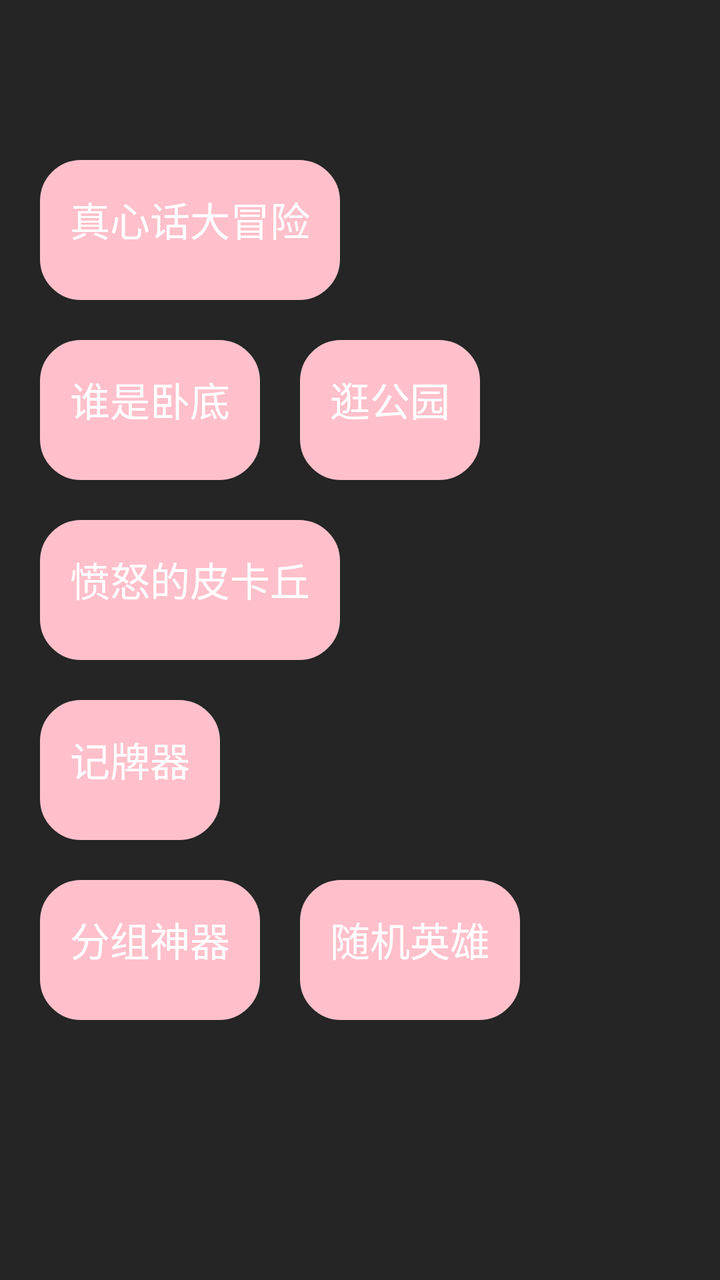
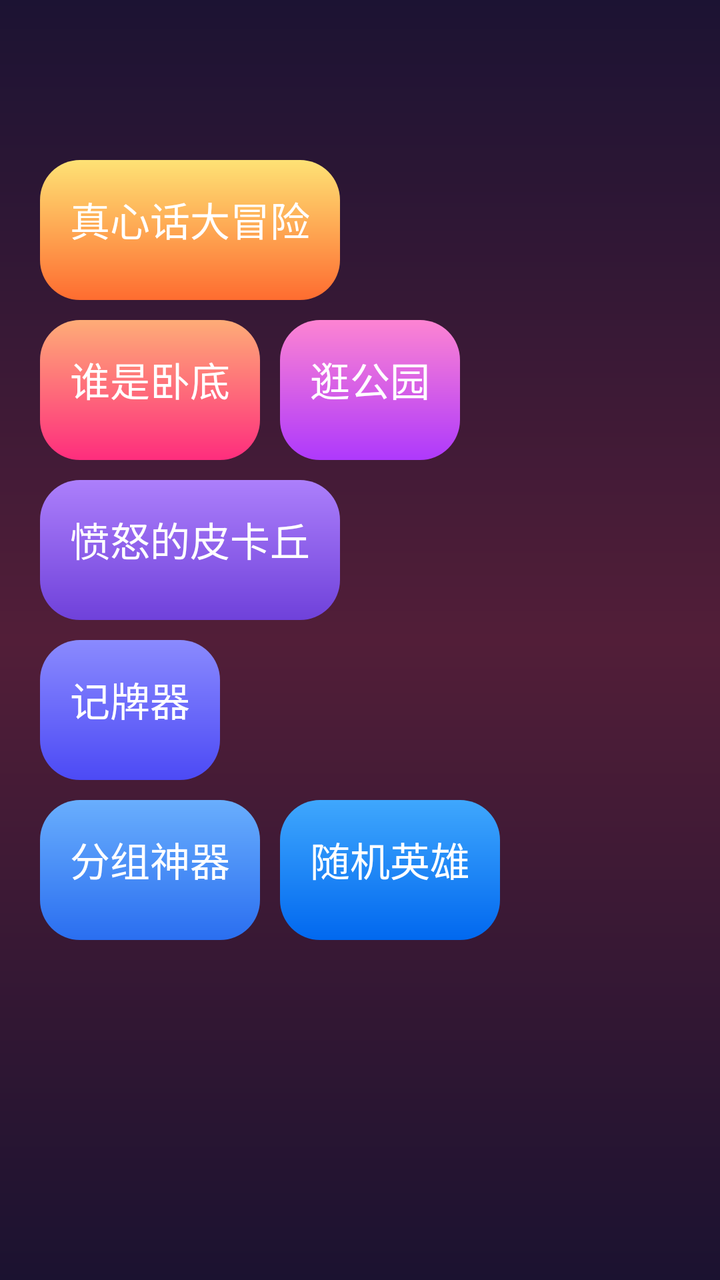

Screens rendered from an Android XML layout before and after an edit, with the pre-edit source and the edit as a unified diff.
<!-- AndroidManifest.xml: application theme AppTheme -->
<!-- res/layout/activity_main.xml -->
<?xml version="1.0" encoding="utf-8"?>
<layout xmlns:android="http://schemas.android.com/apk/res/android"
    xmlns:app="http://schemas.android.com/apk/res-auto"
    xmlns:binding="http://schemas.android.com/apk/res-auto"
    xmlns:tools="http://schemas.android.com/tools">

    <data>

        <variable
            name="viewModel"
            type="com.xxx.games.MainViewModel" />
    </data>

    <RelativeLayout
        android:layout_width="match_parent"
        android:layout_height="match_parent"
        android:background="#252525"
        tools:context=".MainActivity">

        <Button
            android:id="@+id/btn_game1"
            android:layout_width="wrap_content"
            android:layout_height="70dp"
            android:layout_marginLeft="20dp"
            android:layout_marginTop="80dp"
            android:background="@drawable/btn_pink_sx"
            android:padding="15dp"
            android:text="真心话大冒险"
            android:textColor="@color/white"
            android:textSize="20sp" />

        <Button
            android:id="@+id/btn_game2"
            android:layout_width="wrap_content"
            android:layout_height="70dp"
            android:layout_marginTop="20dp"
            android:layout_below="@id/btn_game3"
            android:layout_marginLeft="20dp"
            android:background="@drawable/btn_pink_sx"
            android:padding="15dp"
            android:text="愤怒的皮卡丘"
            android:textColor="@color/white"
            android:textSize="20sp" />

        <Button
            android:id="@+id/btn_game5"
            android:layout_width="wrap_content"
            android:layout_height="70dp"
            android:layout_marginTop="20dp"
            android:layout_below="@id/btn_game2"
            android:layout_marginLeft="20dp"
            android:background="@drawable/btn_pink_sx"
            android:padding="15dp"
            android:text="记牌器"
            android:textColor="@color/white"
            android:textSize="20sp" />

        <Button
            android:id="@+id/btn_game6"
            android:layout_width="wrap_content"
            android:layout_height="70dp"
            android:layout_marginTop="20dp"
            android:layout_below="@id/btn_game5"
            android:layout_marginLeft="20dp"
            android:background="@drawable/btn_pink_sx"
            android:padding="15dp"
            android:text="分组神器"
            android:textColor="@color/white"
            android:textSize="20sp" />

        <Button
            android:id="@+id/btn_game7"
            android:layout_width="wrap_content"
            android:layout_height="70dp"
            android:layout_marginTop="20dp"
            android:layout_below="@id/btn_game5"
            android:layout_marginLeft="20dp"
            android:background="@drawable/btn_pink_sx"
            android:padding="15dp"
            android:text="随机英雄"
            android:layout_toRightOf="@id/btn_game6"
            android:textColor="@color/white"
            android:textSize="20sp" />

        <Button
            android:id="@+id/btn_game3"
            android:layout_width="wrap_content"
            android:layout_height="70dp"
            android:layout_below="@id/btn_game1"
            android:layout_marginLeft="20dp"
            android:layout_marginTop="20dp"
            android:background="@drawable/btn_pink_sx"
            android:padding="15dp"
            android:text="谁是卧底"
            android:textColor="@color/white"
            android:textSize="20sp" />

        <Button
            android:id="@+id/btn_game4"
            android:layout_width="wrap_content"
            android:layout_height="70dp"
            android:layout_toRightOf="@id/btn_game3"
            android:layout_below="@id/btn_game1"
            android:layout_marginLeft="20dp"
            android:layout_marginTop="20dp"
            android:background="@drawable/btn_pink_sx"
            android:padding="15dp"
            android:text="逛公园"
            android:textColor="@color/white"
            android:textSize="20sp" />

    </RelativeLayout>
</layout>
<!-- resources referenced by this layout -->
<resources>
  <color name="white">#FFFFFFFF</color>
  <!-- drawable btn_pink_sx (drawable) -->
  <?xml version="1.0" encoding="utf-8"?>
  <shape xmlns:android="http://schemas.android.com/apk/res/android">
      <corners android:radius="20dp" />
      
      <stroke
          android:width="1dp"
          android:color="#FFC0CB" />
  
      
      <solid android:color="#FFC0CB" />
  </shape>
  <style name="AppTheme" parent="QMUI.Compat.NoActionBar">
          
          <item name="colorPrimary">@color/colorPrimary</item>
          <item name="colorPrimaryDark">@color/colorPrimaryDark</item>
          <item name="colorAccent">@color/colorAccent</item>
      </style>
  <color name="colorPrimary">#008577</color>
  <color name="colorPrimaryDark">#00574B</color>
  <color name="colorAccent">#D81B60</color>
</resources>

<!-- the commit's change to res/layout/activity_main.xml (unified diff, before → after) -->
@@ -14,7 +14,7 @@
     <RelativeLayout
         android:layout_width="match_parent"
         android:layout_height="match_parent"
-        android:background="#252525"
+        android:background="@drawable/bg_home"
         tools:context=".MainActivity">
 
         <Button
@@ -23,7 +23,7 @@
             android:layout_height="70dp"
             android:layout_marginLeft="20dp"
             android:layout_marginTop="80dp"
-            android:background="@drawable/btn_pink_sx"
+            android:background="@drawable/bg_menu1"
             android:padding="15dp"
             android:text="真心话大冒险"
             android:textColor="@color/white"
@@ -33,10 +33,10 @@
             android:id="@+id/btn_game2"
             android:layout_width="wrap_content"
             android:layout_height="70dp"
-            android:layout_marginTop="20dp"
             android:layout_below="@id/btn_game3"
             android:layout_marginLeft="20dp"
-            android:background="@drawable/btn_pink_sx"
+            android:layout_marginTop="10dp"
+            android:background="@drawable/bg_menu4"
             android:padding="15dp"
             android:text="愤怒的皮卡丘"
             android:textColor="@color/white"
@@ -46,10 +46,10 @@
             android:id="@+id/btn_game5"
             android:layout_width="wrap_content"
             android:layout_height="70dp"
-            android:layout_marginTop="20dp"
             android:layout_below="@id/btn_game2"
             android:layout_marginLeft="20dp"
-            android:background="@drawable/btn_pink_sx"
+            android:layout_marginTop="10dp"
+            android:background="@drawable/bg_menu5"
             android:padding="15dp"
             android:text="记牌器"
             android:textColor="@color/white"
@@ -59,10 +59,10 @@
             android:id="@+id/btn_game6"
             android:layout_width="wrap_content"
             android:layout_height="70dp"
-            android:layout_marginTop="20dp"
             android:layout_below="@id/btn_game5"
             android:layout_marginLeft="20dp"
-            android:background="@drawable/btn_pink_sx"
+            android:layout_marginTop="10dp"
+            android:background="@drawable/bg_menu6"
             android:padding="15dp"
             android:text="分组神器"
             android:textColor="@color/white"
@@ -72,13 +72,13 @@
             android:id="@+id/btn_game7"
             android:layout_width="wrap_content"
             android:layout_height="70dp"
-            android:layout_marginTop="20dp"
             android:layout_below="@id/btn_game5"
-            android:layout_marginLeft="20dp"
-            android:background="@drawable/btn_pink_sx"
+            android:layout_marginLeft="10dp"
+            android:layout_marginTop="10dp"
+            android:layout_toRightOf="@id/btn_game6"
+            android:background="@drawable/bg_menu7"
             android:padding="15dp"
             android:text="随机英雄"
-            android:layout_toRightOf="@id/btn_game6"
             android:textColor="@color/white"
             android:textSize="20sp" />
 
@@ -88,8 +88,8 @@
             android:layout_height="70dp"
             android:layout_below="@id/btn_game1"
             android:layout_marginLeft="20dp"
-            android:layout_marginTop="20dp"
-            android:background="@drawable/btn_pink_sx"
+            android:layout_marginTop="10dp"
+            android:background="@drawable/bg_menu2"
             android:padding="15dp"
             android:text="谁是卧底"
             android:textColor="@color/white"
@@ -99,11 +99,11 @@
             android:id="@+id/btn_game4"
             android:layout_width="wrap_content"
             android:layout_height="70dp"
+            android:layout_below="@id/btn_game1"
+            android:layout_marginLeft="10dp"
+            android:layout_marginTop="10dp"
             android:layout_toRightOf="@id/btn_game3"
-            android:layout_below="@id/btn_game1"
-            android:layout_marginLeft="20dp"
-            android:layout_marginTop="20dp"
-            android:background="@drawable/btn_pink_sx"
+            android:background="@drawable/bg_menu3"
             android:padding="15dp"
             android:text="逛公园"
             android:textColor="@color/white"
<!-- resource entries referenced after the edit -->
@@ -1,17 +1,101 @@
 <!-- resources referenced by this layout -->
 <resources>
   <color name="white">#FFFFFFFF</color>
-  <!-- drawable btn_pink_sx (drawable) -->
+  <!-- drawable bg_home (drawable) -->
   <?xml version="1.0" encoding="utf-8"?>
-  <shape xmlns:android="http://schemas.android.com/apk/res/android">
+  <shape xmlns:android="http://schemas.android.com/apk/res/android"
+      android:shape="rectangle">
+      
+      <gradient
+          android:startColor="#1C1333"
+          android:centerColor="#521E38"
+          android:endColor="#1B1230"
+          android:angle="-90"
+          />
+  </shape>
+  <!-- drawable bg_menu1 (drawable) -->
+  <?xml version="1.0" encoding="utf-8"?>
+  <shape xmlns:android="http://schemas.android.com/apk/res/android"
+      android:shape="rectangle">
+      
+      <gradient
+          android:startColor="#FEE275"
+          android:endColor="#FE6C30"
+          android:angle="-45"
+          />
       <corners android:radius="20dp" />
+  </shape>
+  <!-- drawable bg_menu2 (drawable) -->
+  <?xml version="1.0" encoding="utf-8"?>
+  <shape xmlns:android="http://schemas.android.com/apk/res/android"
+      android:shape="rectangle">
       
-      <stroke
-          android:width="1dp"
-          android:color="#FFC0CB" />
-  
+      <gradient
+          android:startColor="#FEAC77"
+          android:endColor="#FE2D7D"
+          android:angle="-45"
+          />
+      <corners android:radius="20dp" />
+  </shape>
+  <!-- drawable bg_menu3 (drawable) -->
+  <?xml version="1.0" encoding="utf-8"?>
+  <shape xmlns:android="http://schemas.android.com/apk/res/android"
+      android:shape="rectangle">
       
-      <solid android:color="#FFC0CB" />
+      <gradient
+          android:startColor="#FD84D2"
+          android:endColor="#AE39FC"
+          android:angle="-45"
+          />
+      <corners android:radius="20dp" />
+  </shape>
+  <!-- drawable bg_menu4 (drawable) -->
+  <?xml version="1.0" encoding="utf-8"?>
+  <shape xmlns:android="http://schemas.android.com/apk/res/android"
+      android:shape="rectangle">
+      
+      <gradient
+          android:startColor="#AC7FFB"
+          android:endColor="#6F41DA"
+          android:angle="-45"
+          />
+      <corners android:radius="20dp" />
+  </shape>
+  <!-- drawable bg_menu5 (drawable) -->
+  <?xml version="1.0" encoding="utf-8"?>
+  <shape xmlns:android="http://schemas.android.com/apk/res/android"
+      android:shape="rectangle">
+      
+      <gradient
+          android:startColor="#8A8AFE"
+          android:endColor="#4C4AF5"
+          android:angle="-45"
+          />
+      <corners android:radius="20dp" />
+  </shape>
+  <!-- drawable bg_menu6 (drawable) -->
+  <?xml version="1.0" encoding="utf-8"?>
+  <shape xmlns:android="http://schemas.android.com/apk/res/android"
+      android:shape="rectangle">
+      
+      <gradient
+          android:startColor="#69AEFD"
+          android:endColor="#2A6EF0"
+          android:angle="-45"
+          />
+      <corners android:radius="20dp" />
+  </shape>
+  <!-- drawable bg_menu7 (drawable) -->
+  <?xml version="1.0" encoding="utf-8"?>
+  <shape xmlns:android="http://schemas.android.com/apk/res/android"
+      android:shape="rectangle">
+      
+      <gradient
+          android:startColor="#3FA7FD"
+          android:endColor="#0168EF"
+          android:angle="-45"
+          />
+      <corners android:radius="20dp" />
   </shape>
   <style name="AppTheme" parent="QMUI.Compat.NoActionBar">
           
